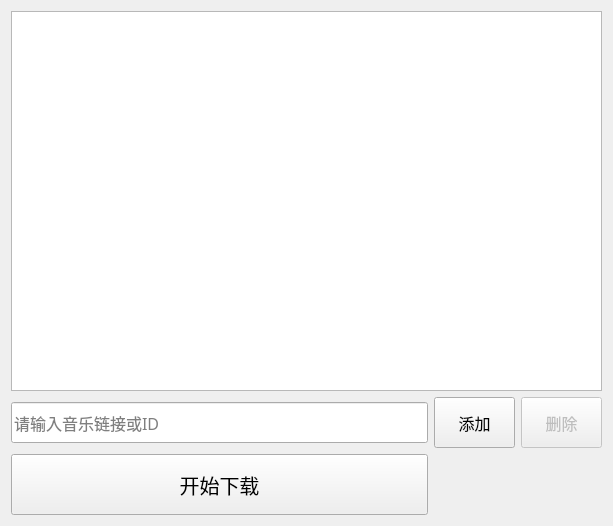
Before: the Qt Designer form window.ui in ChenDOS/NetEase-Cloud-Music-Downloader, drawn with Qt 5.
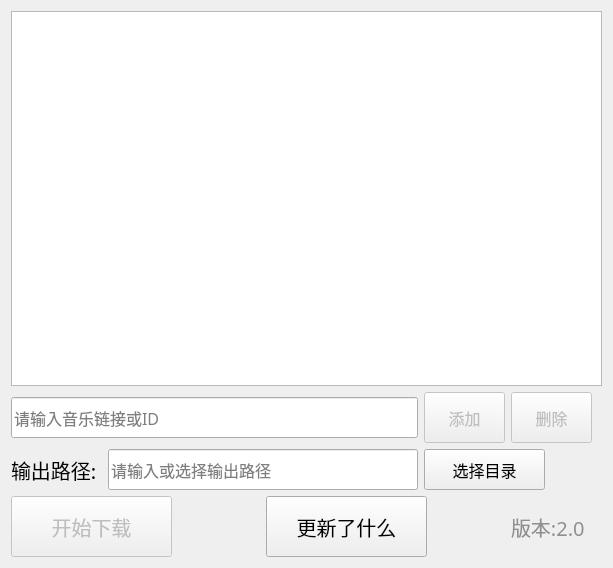
After: the same form once the commit is applied. Icons and pictures are not drawn.

```diff
--- a/window.ui
+++ b/window.ui
@@ -6,8 +6,8 @@
    <rect>
     <x>0</x>
     <y>0</y>
-    <width>611</width>
-    <height>526</height>
+    <width>609</width>
+    <height>568</height>
    </rect>
   </property>
   <property name="font">
@@ -26,7 +26,7 @@
   <layout class="QHBoxLayout" name="horizontalLayout">
    <item>
     <layout class="QGridLayout" name="gridLayout">
-     <item row="0" column="0" colspan="3">
+     <item row="0" column="0" colspan="5">
       <widget class="QListWidget" name="listWidget">
        <property name="minimumSize">
         <size>
@@ -34,9 +34,15 @@
          <height>361</height>
         </size>
        </property>
+       <property name="maximumSize">
+        <size>
+         <width>16777215</width>
+         <height>16777215</height>
+        </size>
+       </property>
       </widget>
      </item>
-     <item row="1" column="0">
+     <item row="1" column="0" colspan="3">
       <widget class="QLineEdit" name="lineEdit">
        <property name="minimumSize">
         <size>
@@ -44,25 +50,40 @@
          <height>41</height>
         </size>
        </property>
+       <property name="maximumSize">
+        <size>
+         <width>16777215</width>
+         <height>16777215</height>
+        </size>
+       </property>
        <property name="placeholderText">
         <string>请输入音乐链接或ID</string>
        </property>
       </widget>
      </item>
-     <item row="1" column="1">
+     <item row="1" column="3">
       <widget class="QPushButton" name="pushButton">
+       <property name="enabled">
+        <bool>false</bool>
+       </property>
        <property name="minimumSize">
         <size>
          <width>81</width>
          <height>51</height>
         </size>
        </property>
+       <property name="maximumSize">
+        <size>
+         <width>81</width>
+         <height>16777215</height>
+        </size>
+       </property>
        <property name="text">
         <string>添加</string>
        </property>
       </widget>
      </item>
-     <item row="1" column="2">
+     <item row="1" column="4">
       <widget class="QPushButton" name="pushButton_2">
        <property name="enabled">
         <bool>false</bool>
@@ -73,19 +94,100 @@
          <height>51</height>
         </size>
        </property>
+       <property name="maximumSize">
+        <size>
+         <width>81</width>
+         <height>16777215</height>
+        </size>
+       </property>
        <property name="text">
         <string>删除</string>
        </property>
       </widget>
      </item>
      <item row="2" column="0">
+      <widget class="QLabel" name="label">
+       <property name="minimumSize">
+        <size>
+         <width>91</width>
+         <height>21</height>
+        </size>
+       </property>
+       <property name="maximumSize">
+        <size>
+         <width>91</width>
+         <height>16777215</height>
+        </size>
+       </property>
+       <property name="font">
+        <font>
+         <pointsize>15</pointsize>
+        </font>
+       </property>
+       <property name="text">
+        <string>输出路径:</string>
+       </property>
+      </widget>
+     </item>
+     <item row="2" column="1" colspan="2">
+      <widget class="QLineEdit" name="lineEdit_2">
+       <property name="minimumSize">
+        <size>
+         <width>281</width>
+         <height>41</height>
+        </size>
+       </property>
+       <property name="maximumSize">
+        <size>
+         <width>16777215</width>
+         <height>16777215</height>
+        </size>
+       </property>
+       <property name="placeholderText">
+        <string>请输入或选择输出路径</string>
+       </property>
+      </widget>
+     </item>
+     <item row="2" column="3" colspan="2">
+      <widget class="QPushButton" name="pushButton_4">
+       <property name="minimumSize">
+        <size>
+         <width>121</width>
+         <height>41</height>
+        </size>
+       </property>
+       <property name="maximumSize">
+        <size>
+         <width>121</width>
+         <height>16777215</height>
+        </size>
+       </property>
+       <property name="text">
+        <string>选择目录</string>
+       </property>
+       <property name="icon">
+        <iconset>
+         <normaloff>images/choose_dir.png</normaloff>images/choose_dir.png</iconset>
+       </property>
+      </widget>
+     </item>
+     <item row="3" column="0" colspan="2">
       <widget class="QPushButton" name="pushButton_3">
+       <property name="enabled">
+        <bool>false</bool>
+       </property>
        <property name="minimumSize">
         <size>
          <width>161</width>
          <height>61</height>
         </size>
        </property>
+       <property name="maximumSize">
+        <size>
+         <width>161</width>
+         <height>16777215</height>
+        </size>
+       </property>
        <property name="font">
         <font>
          <pointsize>15</pointsize>
@@ -93,6 +195,80 @@
        </property>
        <property name="text">
         <string>开始下载</string>
+       </property>
+       <property name="icon">
+        <iconset>
+         <normaloff>images/downloads.png</normaloff>images/downloads.png</iconset>
+       </property>
+       <property name="iconSize">
+        <size>
+         <width>32</width>
+         <height>32</height>
+        </size>
+       </property>
+      </widget>
+     </item>
+     <item row="3" column="2" colspan="2">
+      <widget class="QPushButton" name="pushButton_5">
+       <property name="enabled">
+        <bool>true</bool>
+       </property>
+       <property name="minimumSize">
+        <size>
+         <width>161</width>
+         <height>61</height>
+        </size>
+       </property>
+       <property name="maximumSize">
+        <size>
+         <width>161</width>
+         <height>16777215</height>
+        </size>
+       </property>
+       <property name="font">
+        <font>
+         <pointsize>15</pointsize>
+        </font>
+       </property>
+       <property name="text">
+        <string>更新了什么</string>
+       </property>
+       <property name="icon">
+        <iconset>
+         <normaloff>images/update.png</normaloff>images/update.png</iconset>
+       </property>
+       <property name="iconSize">
+        <size>
+         <width>32</width>
+         <height>32</height>
+        </size>
+       </property>
+      </widget>
+     </item>
+     <item row="3" column="4">
+      <widget class="QLabel" name="label_2">
+       <property name="minimumSize">
+        <size>
+         <width>91</width>
+         <height>41</height>
+        </size>
+       </property>
+       <property name="maximumSize">
+        <size>
+         <width>91</width>
+         <height>16777215</height>
+        </size>
+       </property>
+       <property name="font">
+        <font>
+         <pointsize>15</pointsize>
+        </font>
+       </property>
+       <property name="styleSheet">
+        <string notr="true">color: rgb(143, 143, 143);</string>
+       </property>
+       <property name="text">
+        <string>版本:2.0</string>
        </property>
       </widget>
      </item>
```
Left out of the diff: 10 changed lines with no effect on the pictures.
